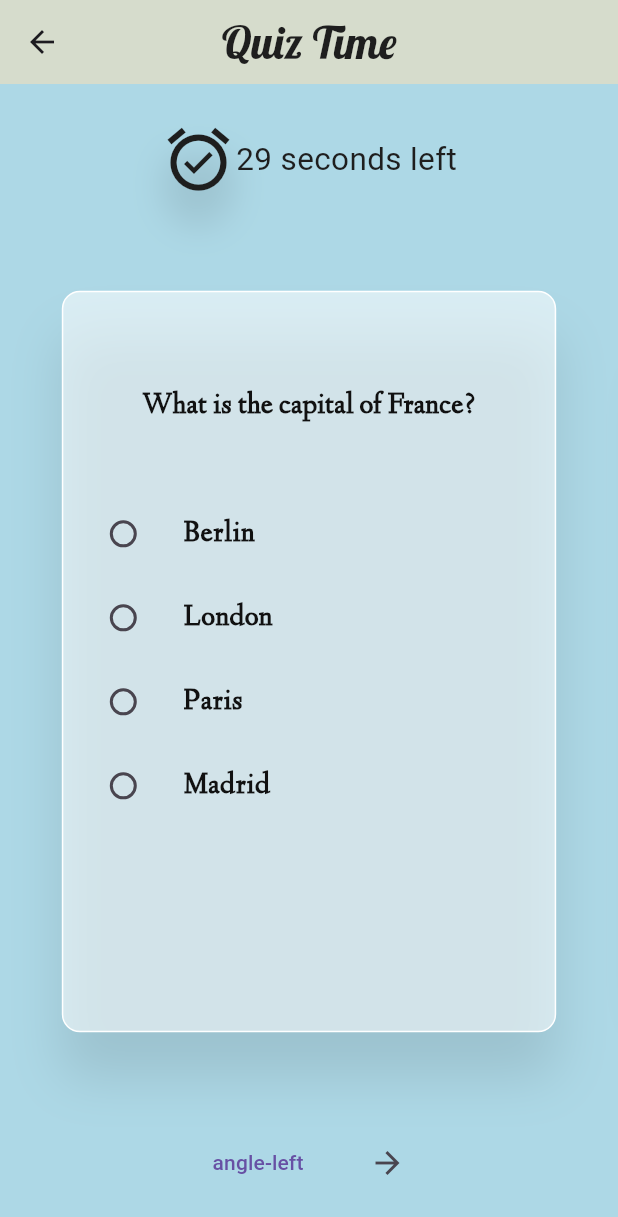
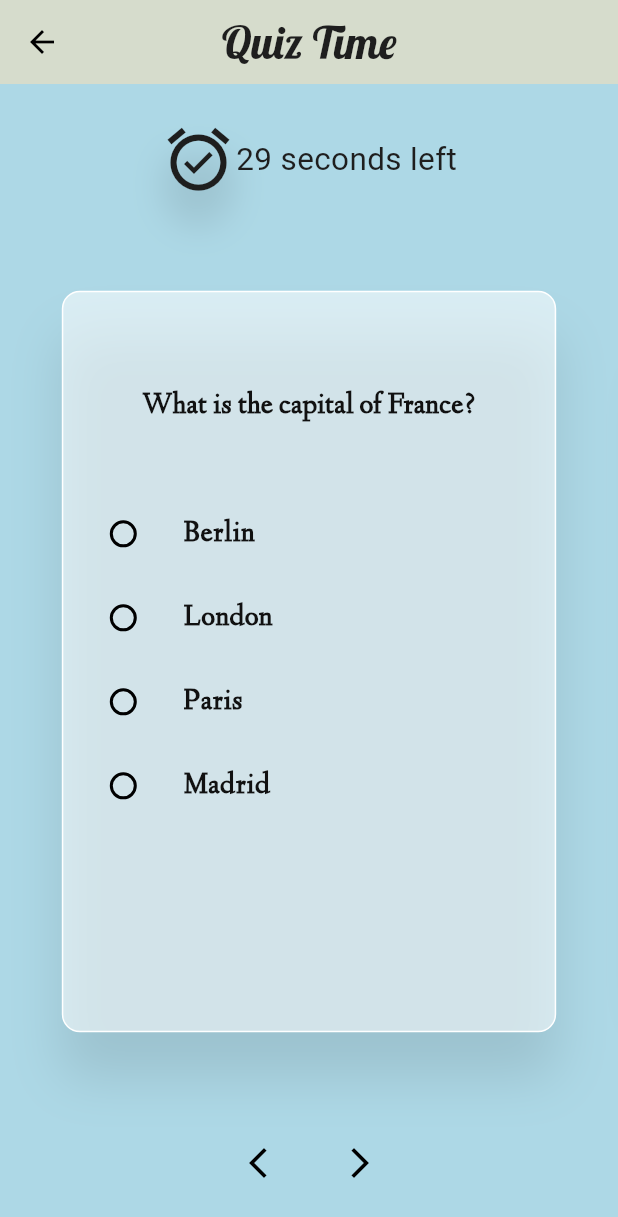
Before and after one commit to HabibElias/Flutter-development-progress, a Flutter app: the screen it shows after launch, after a tap on "Start quiz", on a phone screen of 412 x 824 dp. Shown: the top 1217 px of the screen. Run offline on Flutter 3.47's test engine with Material 3 defaults, Android fonts, the light colour scheme and no system bars; drawn by our look-alikes of flutter_carousel_widget; our stand-ins replace google_nav_bar, percent_indicator; Roboto replaces fonts that are missing (Times, linden).

Commit message:
improvements to the themes

```diff
--- a/quizproject/lib/main.dart
+++ b/quizproject/lib/main.dart
@@ -2,13 +2,18 @@ import 'package:flutter/material.dart';
 import 'package:provider/provider.dart';
 import 'package:quizproject/pages/intro_page.dart';
 import 'package:quizproject/provider/question_provider.dart';
+import 'package:quizproject/provider/theme_provider.dart';
 
 main() {
   runApp(
     MultiProvider(
       providers: [
         ChangeNotifierProvider<QuestionProvider>(
-            create: (_) => QuestionProvider()),
+          create: (_) => QuestionProvider(),
+        ),
+        ChangeNotifierProvider(
+          create: (context) => Themeprovider(),
+        )
       ],
       child: const MyApp(),
     ),
@@ -20,9 +25,10 @@ class MyApp extends StatelessWidget {
 
   @override
   Widget build(BuildContext context) {
-    return const MaterialApp(
+    return MaterialApp(
+      theme: Provider.of<Themeprovider>(context).themeData,
       debugShowCheckedModeBanner: false,
-      home: IntroPage(),
+      home: const IntroPage(),
     );
   }
 }
--- a/quizproject/lib/models/questionviewer.dart
+++ b/quizproject/lib/models/questionviewer.dart
@@ -23,7 +23,9 @@ class QuetionViewer extends StatelessWidget {
           itemCount: question.answers.length,
           itemBuilder: (context, index) {
             String anAnswer = question.answers[index];
-            return ListTile(
+            return GestureDetector(
+              onTap: () => onChanged!(anAnswer),
+              child: ListTile(
                 titleAlignment: ListTileTitleAlignment.center,
                 title: Text(
                   anAnswer,
@@ -39,6 +41,7 @@ class QuetionViewer extends StatelessWidget {
                   groupValue: selectedoption,
                   onChanged: onChanged,
                 ),
+              ),
             );
           }),
     );
--- a/quizproject/lib/pages/intro_page.dart
+++ b/quizproject/lib/pages/intro_page.dart
@@ -10,13 +10,13 @@ class IntroPage extends StatelessWidget {
       body: Container(
         width: MediaQuery.of(context).size.width,
         height: MediaQuery.of(context).size.height,
-        decoration: const BoxDecoration(
+        decoration: BoxDecoration(
           gradient: LinearGradient(
             colors: [
-              Color(0xffffe0b2),
-              Color.fromARGB(255, 139, 69, 19),
+              Theme.of(context).colorScheme.primary,
+              Theme.of(context).colorScheme.secondary,
             ],
-            stops: [0.1, 0.75],
+            stops: const [0.1, 0.75],
             begin: Alignment.topCenter,
             end: Alignment.bottomCenter,
           ),
@@ -29,11 +29,11 @@ class IntroPage extends StatelessWidget {
                 height: 200,
               ),
               // the Logo
-              const Text(
+              Text(
                 'Quiz Time',
                 style: TextStyle(
                   fontSize: 30,
-                  color: Colors.white,
+                  color: Theme.of(context).colorScheme.onPrimary,
                   fontFamily: 'Lobster',
                 ),
               ),
@@ -41,12 +41,12 @@ class IntroPage extends StatelessWidget {
               const SizedBox(height: 15),
 
               // the message
-              const Text(
+              Text(
                 'Are you ready for a quiz?',
                 style: TextStyle(
                   fontFamily: 'Linden',
                   fontSize: 19.5,
-                  color: Colors.white,
+                  color: Theme.of(context).colorScheme.onPrimary,
                 ),
               ),
 
@@ -67,14 +67,14 @@ class IntroPage extends StatelessWidget {
                   height: 50,
                   decoration: BoxDecoration(
                     borderRadius: BorderRadius.circular(12),
-                    color: const Color(0xffADD8E6),
+                    color: Theme.of(context).colorScheme.tertiary,
                   ),
-                  child: const Center(
+                  child: Center(
                     child: Text(
                       'Start quiz',
                       textAlign: TextAlign.center,
                       style: TextStyle(
-                        color: Color(0xff1e1e1e),
+                        color: Theme.of(context).colorScheme.onSecondary,
                         fontWeight: FontWeight.bold,
                         fontSize: 19.5,
                         fontFamily: 'lily',
--- a/quizproject/lib/pages/quiz_page.dart
+++ b/quizproject/lib/pages/quiz_page.dart
@@ -97,16 +97,16 @@ class _QuizPageState extends State<QuizPage> {
   @override
   Widget build(BuildContext context) {
     return Scaffold(
-      backgroundColor: const Color(0xffADD8E6),
+      backgroundColor: Theme.of(context).colorScheme.tertiary,
       appBar: AppBar(
         elevation: 0,
-        backgroundColor: const Color(0x80FFE0B2),
+        backgroundColor: Theme.of(context).appBarTheme.backgroundColor,
         centerTitle: true,
-        title: const Text(
+        title: Text(
           'Quiz Time',
           style: TextStyle(
             fontSize: 30,
-            color: Color(0xff1e1e1e),
+            color: Theme.of(context).colorScheme.onSecondary,
             fontFamily: 'Lobster',
           ),
         ),
@@ -122,11 +122,11 @@ class _QuizPageState extends State<QuizPage> {
                 mainAxisAlignment: MainAxisAlignment.center,
                 children: [
                   // the icon
-                  const Icon(
+                  Icon(
                     Icons.alarm_on_sharp,
                     size: 50,
-                    color: Color(0xff1e1e1e),
-                    shadows: [
+                    color: Theme.of(context).colorScheme.onSecondary,
+                    shadows: const [
                       Shadow(
                         color: Color.fromARGB(80, 17, 17, 17),
                         blurRadius: 30,
@@ -138,8 +138,8 @@ class _QuizPageState extends State<QuizPage> {
                   ,
                   Text(
                     timeleft == 0 ? 'Done' : '$timeleft seconds left',
-                    style: const TextStyle(
-                        color: Color(0xff1e1e1e),
+                    style: TextStyle(
+                        color: Theme.of(context).colorScheme.onSecondary,
                         fontSize: 21,
                         fontFamily: 'Times'),
                   )
@@ -153,13 +153,14 @@ class _QuizPageState extends State<QuizPage> {
               Row(
                 mainAxisAlignment: MainAxisAlignment.center,
                 children: [
-                  TextButton(
+                  IconButton(
                     onPressed: () => setState(() {
                       carouselController.previousPage(
-                          duration: const Duration(milliseconds: 200),
-                          curve: Curves.linear);
+                        duration: const Duration(milliseconds: 300),
+                        curve: Curves.linear,
+                      );
                     }),
-                    child: const Text('angle-left', style: TextStyle(fontFamily: 'MyFlutterApp'),),
+                    icon: const Icon(Icons.arrow_back_ios_new),
                   ),
                   const SizedBox(
                     width: 20,
@@ -167,10 +168,11 @@ class _QuizPageState extends State<QuizPage> {
                   IconButton(
                     onPressed: () => setState(() {
                       carouselController.nextPage(
-                          duration: const Duration(milliseconds: 300),
-                          curve: Curves.linear);
+                        duration: const Duration(milliseconds: 300),
+                        curve: Curves.linear,
+                      );
                     }),
-                    icon: const Icon(Icons.arrow_forward),
+                    icon: const Icon(Icons.arrow_forward_ios),
                   ),
                 ],
               ),
--- a/quizproject/lib/themes/themes.dart
+++ b/quizproject/lib/themes/themes.dart
@@ -7,7 +7,9 @@ ThemeData lightmode = ThemeData(
     onPrimary: Colors.white,
     secondary: Color.fromARGB(255, 139, 69, 19),
     onSecondary: Color(0xff1e1e1e),
+    tertiary: Color(0xffADD8E6),
   ),
+  appBarTheme: const AppBarTheme(backgroundColor: Color(0x80FFE0B2),)
 );
 
 ThemeData darkmode = ThemeData(
```
Lines whose indentation alone changed are shown as unchanged.
